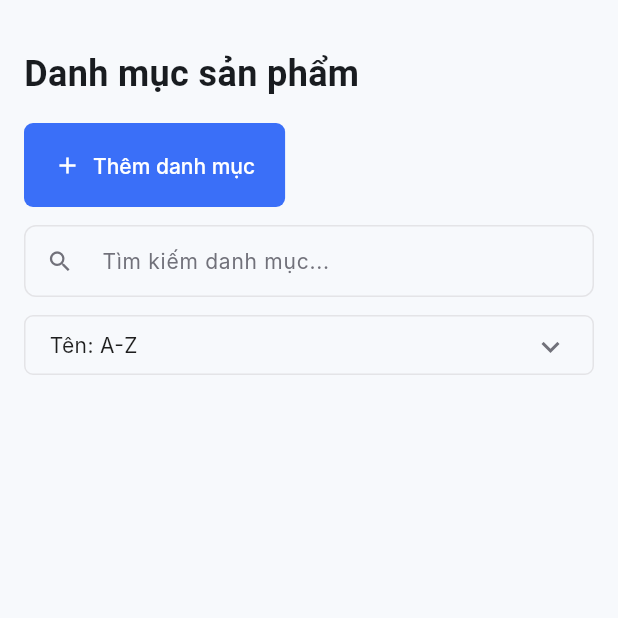
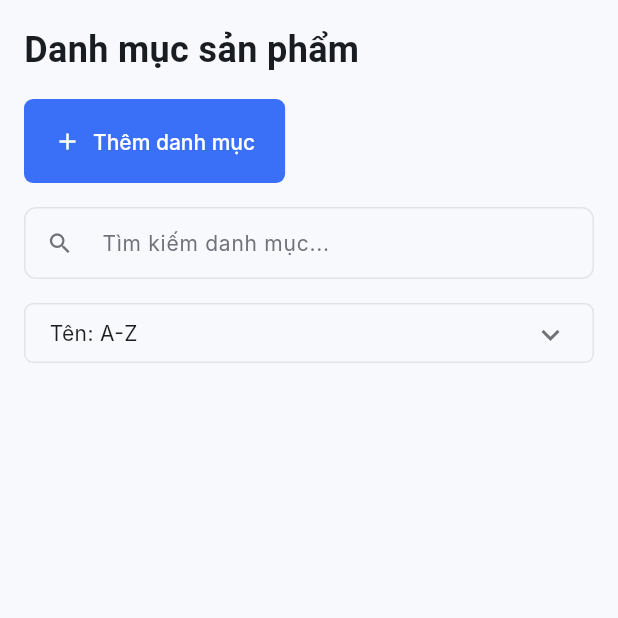
Before and after one commit to NguyenHongAnh0812/Viet_pos, a Flutter app: the ProductCategoryScreen screen opened directly, on a phone screen of 412 x 824 dp, the top half of it. Run offline on Flutter 3.47's test engine with Material 3 defaults, Android fonts, the phone set to English and light mode, and no system bars; our stand-ins replace cloud_firestore, csv, file_picker, firebase_auth, firebase_core, flutter_svg; missing offline and left inert: dart:html, excel; accounts and stored records are empty; Roboto replaces fonts that are missing (Inter).

Commit message:
Refactor layout in product category and product list screens for improved alignment and spacing; adjust mobile and desktop UI elements for better responsiveness and consistency.

```diff
--- a/lib/screens/product_category_screen.dart
+++ b/lib/screens/product_category_screen.dart
@@ -34,7 +34,7 @@ class _ProductCategoryScreenState extends State<ProductCategoryScreen> {
             return Column(
               crossAxisAlignment: CrossAxisAlignment.start,
               children: [
-                const SizedBox(height: 16),
+
                 if (isMobile) ...[
                   // Heading
                   const Text('Danh mục sản phẩm', style: TextStyle(fontWeight: FontWeight.bold, fontSize: 24)),
@@ -52,7 +52,7 @@ class _ProductCategoryScreenState extends State<ProductCategoryScreen> {
                       style: primaryButtonStyle,
                     ),
                   ),
-                  const SizedBox(height: 12),
+                  const SizedBox(height: 16),
                   SizedBox(
                     width: double.infinity,
                     child: TextField(
@@ -64,7 +64,7 @@ class _ProductCategoryScreenState extends State<ProductCategoryScreen> {
                       onChanged: (v) => setState(() => searchText = v),
                     ),
                   ),
-                  const SizedBox(height: 12),
+                  const SizedBox(height: 16),
                   SizedBox(
                     width: double.infinity,
                     child: ShopifyDropdown<String>(
@@ -98,11 +98,9 @@ class _ProductCategoryScreenState extends State<ProductCategoryScreen> {
                 ] else ...[
                   // Desktop: heading, back, add button cùng 1 dòng
                   Row(
-                    crossAxisAlignment: CrossAxisAlignment.center,
+                    mainAxisAlignment: MainAxisAlignment.spaceBetween,
                     children: [
-                      const SizedBox(width: 4),
-                      const Text('Danh mục sản phẩm', style: TextStyle(fontWeight: FontWeight.bold, fontSize: 24)),
-                      const Spacer(),
+                      Text('Danh mục sản phẩm', style: Theme.of(context).textTheme.headlineMedium?.copyWith(fontWeight: FontWeight.bold)),
                       SizedBox(
                         height: 40,
                         child: ElevatedButton.icon(
--- a/lib/screens/product_list_screen.dart
+++ b/lib/screens/product_list_screen.dart
@@ -1048,8 +1048,8 @@ class _ProductListScreenState extends State<ProductListScreen> {
                     children: [
                       Text('Danh sách sản phẩm', style: Theme.of(context).textTheme.headlineMedium?.copyWith(fontWeight: FontWeight.bold)),
                       const SizedBox(height: 12),
-                      SizedBox(
-                        width: double.infinity,
+                      Align(
+                        alignment: Alignment.centerLeft,
                         child: ElevatedButton.icon(
                           onPressed: () => widget.onNavigate?.call(MainPage.addProduct),
                           icon: const Icon(Icons.add),
```
